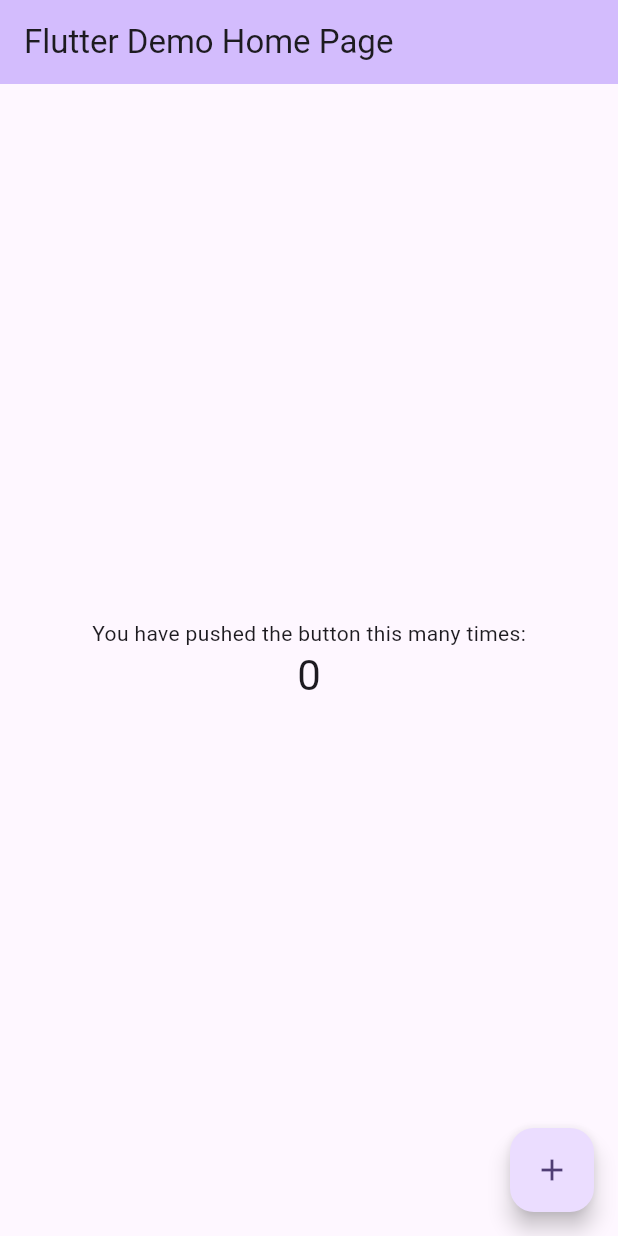
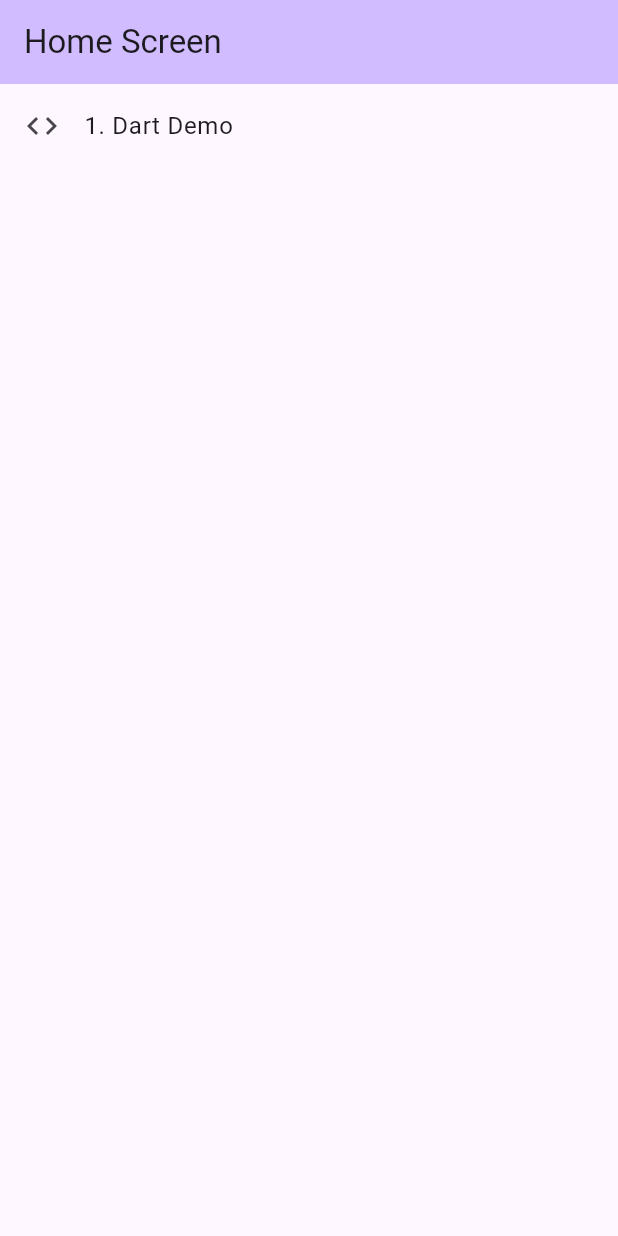
Before and after one commit to GadielPugh/flutter_demo, a Flutter app: the screen it shows after launch, on a phone screen of 412 x 824 dp. Run offline on Flutter 3.47's test engine with Material 3 defaults, Android fonts, the phone set to English and light mode, and no system bars.

Commit message:
Class Feb 10
Hand code the initial of an app, and learning basic concepts of Dart

```diff
--- a/lib/main.dart
+++ b/lib/main.dart
@@ -1,4 +1,6 @@
 import 'package:flutter/material.dart';
+// Import the second file so we can navigate to it
+import 'dart_demo_screen.dart';
 
 void main() {
   runApp(const MyApp());
@@ -7,115 +9,42 @@ void main() {
 class MyApp extends StatelessWidget {
   const MyApp({super.key});
 
-  // This widget is the root of your application.
   @override
   Widget build(BuildContext context) {
     return MaterialApp(
       title: 'Flutter Demo',
-      theme: ThemeData(
-        // This is the theme of your application.
-        //
-        // TRY THIS: Try running your application with "flutter run". You'll see
-        // the application has a purple toolbar. Then, without quitting the app,
-        // try changing the seedColor in the colorScheme below to Colors.green
-        // and then invoke "hot reload" (save your changes or press the "hot
-        // reload" button in a Flutter-supported IDE, or press "r" if you used
-        // the command line to start the app).
-        //
-        // Notice that the counter didn't reset back to zero; the application
-        // state is not lost during the reload. To reset the state, use hot
-        // restart instead.
-        //
-        // This works for code too, not just values: Most code changes can be
-        // tested with just a hot reload.
-        colorScheme: .fromSeed(seedColor: Colors.deepPurple),
-      ),
-      home: const MyHomePage(title: 'Flutter Demo Home Page'),
+      theme: ThemeData(primarySwatch: Colors.blue, useMaterial3: true),
+      home: const HomeScreen(),
     );
   }
 }
 
-class MyHomePage extends StatefulWidget {
-  const MyHomePage({super.key, required this.title});
-
-  // This widget is the home page of your application. It is stateful, meaning
-  // that it has a State object (defined below) that contains fields that affect
-  // how it looks.
-
-  // This class is the configuration for the state. It holds the values (in this
-  // case the title) provided by the parent (in this case the App widget) and
-  // used by the build method of the State. Fields in a Widget subclass are
-  // always marked "final".
-
-  final String title;
-
-  @override
-  State<MyHomePage> createState() => _MyHomePageState();
-}
-
-class _MyHomePageState extends State<MyHomePage> {
-  int _counter = 0;
-
-  void _incrementCounter() {
-    setState(() {
-      // This call to setState tells the Flutter framework that something has
-      // changed in this State, which causes it to rerun the build method below
-      // so that the display can reflect the updated values. If we changed
-      // _counter without calling setState(), then the build method would not be
-      // called again, and so nothing would appear to happen.
-      _counter++;
-    });
-  }
+class HomeScreen extends StatelessWidget {
+  const HomeScreen({super.key});
 
   @override
   Widget build(BuildContext context) {
-    // This method is rerun every time setState is called, for instance as done
-    // by the _incrementCounter method above.
-    //
-    // The Flutter framework has been optimized to make rerunning build methods
-    // fast, so that you can just rebuild anything that needs updating rather
-    // than having to individually change instances of widgets.
     return Scaffold(
       appBar: AppBar(
-        // TRY THIS: Try changing the color here to a specific color (to
-        // Colors.amber, perhaps?) and trigger a hot reload to see the AppBar
-        // change color while the other colors stay the same.
+        title: const Text("Home Screen"),
         backgroundColor: Theme.of(context).colorScheme.inversePrimary,
-        // Here we take the value from the MyHomePage object that was created by
-        // the App.build method, and use it to set our appbar title.
-        title: Text(widget.title),
       ),
-      body: Center(
-        // Center is a layout widget. It takes a single child and positions it
-        // in the middle of the parent.
-        child: Column(
-          // Column is also a layout widget. It takes a list of children and
-          // arranges them vertically. By default, it sizes itself to fit its
-          // children horizontally, and tries to be as tall as its parent.
-          //
-          // Column has various properties to control how it sizes itself and
-          // how it positions its children. Here we use mainAxisAlignment to
-          // center the children vertically; the main axis here is the vertical
-          // axis because Columns are vertical (the cross axis would be
-          // horizontal).
-          //
-          // TRY THIS: Invoke "debug painting" (choose the "Toggle Debug Paint"
-          // action in the IDE, or press "p" in the console), to see the
-          // wireframe for each widget.
-          mainAxisAlignment: .center,
-          children: [
-            const Text('You have pushed the button this many times:'),
-            Text(
-              '$_counter',
-              style: Theme.of(context).textTheme.headlineMedium,
-            ),
-          ],
-        ),
-      ),
-      floatingActionButton: FloatingActionButton(
-        onPressed: _incrementCounter,
-        tooltip: 'Increment',
-        child: const Icon(Icons.add),
+      // A ListView for your items
+      body: ListView(
+        children: [
+          // The single list item requested
+          ListTile(
+            title: const Text("1. Dart Demo"),
+            leading: const Icon(Icons.code), // Optional: adds a little icon
+            onTap: () {
+              // Navigate to the new screen defined in the other file
+              Navigator.push(
+                context,
+                MaterialPageRoute(builder: (context) => const DartDemoScreen()),
+              );
+            },
+          ),
+        ],
       ),
     );
   }
```
Also changed, not shown: lib/dart_demo_screen.dart (added, +90 -0 lines), 2 other files.
